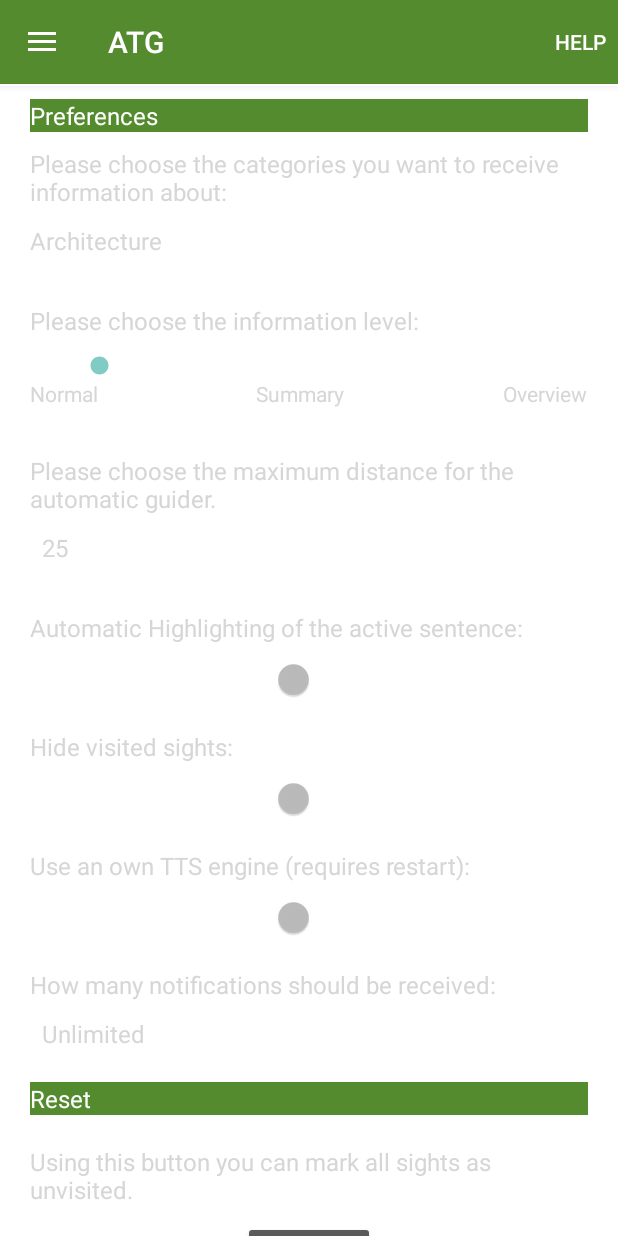
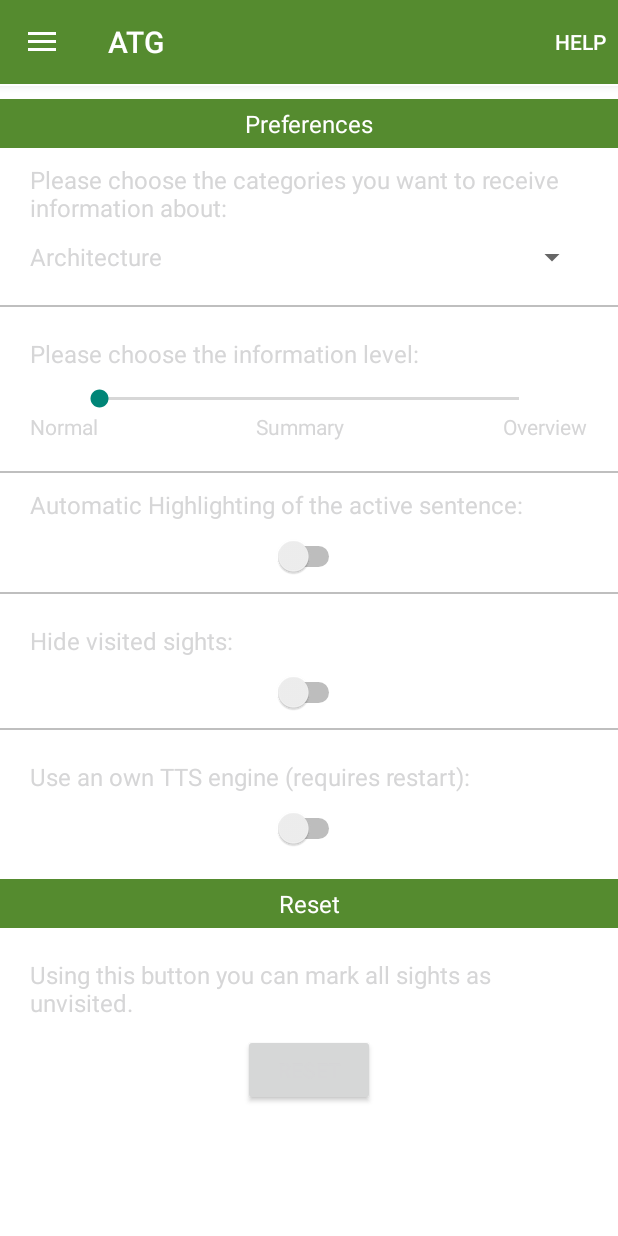
Before and after one commit to Karatekiwi/TouristGuide, an Android app: the fragment SettingsFragment placed in its activity, on a phone screen of 412 x 824 dp. Run offline under Robolectric (Android 15) with nearby library versions, the phone set to English and light mode, and no system bars; libraries missing offline, so code that uses them is left out: com.readystatesoftware.sqliteasset; 15 statements that could not run were skipped.

Commit message:
a lot of refactoring

```diff
--- a/app/src/main/java/at/ac/tuwien/touristguide/SettingsFragment.java
+++ b/app/src/main/java/at/ac/tuwien/touristguide/SettingsFragment.java
@@ -3,27 +3,24 @@ package at.ac.tuwien.touristguide;
 import android.app.Activity;
 import android.app.AlertDialog;
 import android.content.DialogInterface;
-import android.content.res.Resources;
 import android.graphics.Color;
 import android.os.Bundle;
 import android.view.LayoutInflater;
 import android.view.View;
 import android.view.ViewGroup;
-import android.widget.AdapterView;
-import android.widget.AdapterView.OnItemSelectedListener;
-import android.widget.ArrayAdapter;
 import android.widget.Button;
 import android.widget.CompoundButton;
 import android.widget.SeekBar;
 import android.widget.SeekBar.OnSeekBarChangeListener;
-import android.widget.Spinner;
 import android.widget.Switch;
 import android.widget.TextView;
 import android.widget.Toast;
 
 import java.util.ArrayList;
+import java.util.Arrays;
 import java.util.List;
 
+import androidx.annotation.NonNull;
 import androidx.fragment.app.Fragment;
 import at.ac.tuwien.touristguide.db.DatabaseHandler;
 import at.ac.tuwien.touristguide.tools.MultiSelectionSpinner;
@@ -37,29 +34,24 @@ import at.ac.tuwien.touristguide.tools.PoiHolder;
 public class SettingsFragment extends Fragment {
 
     private List<String> categories = new ArrayList<>();
-    private MultiSelectionSpinner spinner_categories;
     private Activity activity;
     private Toast toast;
 
     private boolean initDone;
 
-
-    private String[] items;
-
     @Override
-    public View onCreateView(LayoutInflater inflater, ViewGroup container,
+    public View onCreateView(@NonNull LayoutInflater inflater, ViewGroup container,
                              Bundle savedInstanceState) {
         activity = getActivity();
-        items = getResources().getStringArray(R.array.sf21);
 
         View rootView = inflater.inflate(R.layout.fragment_settings, container, false);
 
         TextView tvCategories = rootView.findViewById(R.id.tv_settingsCategories);
         tvCategories.setText(activity.getString(R.string.sf1));
 
-        spinner_categories = rootView.findViewById(R.id.spinner_categories);
+        MultiSelectionSpinner spinner_categories = rootView.findViewById(R.id.spinner_categories);
         spinner_categories.setContext(activity);
-        initializeCategories();
+        categories.addAll(Arrays.asList(getResources().getStringArray(R.array.sf6)));
 
         spinner_categories.setItems(categories);
 
@@ -116,27 +108,6 @@ public class SettingsFragment extends Fragment {
 
         toast = Toast.makeText(activity, "", Toast.LENGTH_SHORT);
 
-        TextView tvDistance = rootView.findViewById(R.id.tv_settingsDistance);
-        tvDistance.setText(activity.getString(R.string.sf14));
-
-        Spinner spinner_distance = rootView.findViewById(R.id.spinner_settingsDistance);
-        ArrayAdapter<CharSequence> adapter = ArrayAdapter.createFromResource(activity, R.array.sf13, android.R.layout.simple_spinner_item);
-        adapter.setDropDownViewResource(android.R.layout.simple_spinner_dropdown_item);
-        spinner_distance.setAdapter(adapter);
-        spinner_distance.setSelection(getDistanceIndex(DatabaseHandler.getInstance(activity).getDistance()));
-        spinner_distance.setOnItemSelectedListener(new OnItemSelectedListener() {
-
-            @Override
-            public void onItemSelected(AdapterView<?> parent, View view, int position, long id) {
-                DatabaseHandler.getInstance(activity).setDistance(Integer.parseInt(parent.getItemAtPosition(position).toString()));
-            }
-
-            @Override
-            public void onNothingSelected(AdapterView<?> parent) {
-
-            }
-        });
-
         initDone = true;
         rootView.setBackgroundColor(Color.WHITE);
         return rootView;
@@ -154,28 +125,6 @@ public class SettingsFragment extends Fragment {
                 } else {
                     DatabaseHandler.getInstance(activity).setHighlight(0);
                 }
-            }
-        });
-
-        TextView tvNoti = rootView.findViewById(R.id.tv_noti);
-        tvNoti.setText(activity.getString(R.string.sf18));
-
-        Spinner spinner_noti = rootView.findViewById(R.id.spinner_noti);
-
-        ArrayAdapter<String> adapter = new ArrayAdapter<>(activity, android.R.layout.simple_spinner_item, items);
-
-        adapter.setDropDownViewResource(android.R.layout.simple_spinner_dropdown_item);
-        spinner_noti.setAdapter(adapter);
-        spinner_noti.setOnItemSelectedListener(new OnItemSelectedListener() {
-
-            @Override
-            public void onItemSelected(AdapterView<?> parent, View view,
-                                       int position, long id) {
-                DatabaseHandler.getInstance(activity).setNotify(position);
-            }
-
-            @Override
-            public void onNothingSelected(AdapterView<?> parent) {
             }
         });
 
@@ -215,25 +164,6 @@ public class SettingsFragment extends Fragment {
         }
         if (DatabaseHandler.getInstance(activity).getUseOwnTTS() == 1) {
             switchBtn4.setChecked(true);
-        }
-        spinner_noti.setSelection(DatabaseHandler.getInstance(activity).getNotify());
-    }
-
-    private int getDistanceIndex(int distance) {
-        String[] distances = getResources().getStringArray(R.array.sf13);
-
-        for (int i = 0; i < distances.length; i++) {
-            if (Integer.parseInt(distances[i]) == distance)
-                return i;
-        }
-
-        return -1;
-    }
-
-    private void initializeCategories() {
-        Resources res = getResources();
-        for (String category : res.getStringArray(R.array.sf6)) {
-            categories.add(category);
         }
     }
 
@@ -275,4 +205,5 @@ public class SettingsFragment extends Fragment {
         }
     };
 
+
 }
--- a/app/src/main/java/at/ac/tuwien/touristguide/summarizer/Utilities.java
+++ b/app/src/main/java/at/ac/tuwien/touristguide/summarizer/Utilities.java
@@ -267,7 +267,7 @@ public class Utilities {
             }
 
             boolean abbrFound = false;
-            for (String abbr : NLPHelper.abbrevations) {
+            for (String abbr : NLPHelper.ABBREVATIONS) {
                 if (splitText[i].endsWith(abbr)) {
                     sentence += splitText[i] + ". ";
                     newSentence = false;
--- a/app/src/main/java/at/ac/tuwien/touristguide/tools/NLPHelper.java
+++ b/app/src/main/java/at/ac/tuwien/touristguide/tools/NLPHelper.java
@@ -2,7 +2,6 @@ package at.ac.tuwien.touristguide.tools;
 
 
 import android.app.Activity;
-import android.content.res.Resources;
 import android.util.Log;
 
 import org.jsoup.Jsoup;
@@ -22,24 +21,17 @@ import at.ac.tuwien.touristguide.summarizer.SimpleSummariser;
 
 /**
  * @author Manu Weilharter
- *         prepares the text of the POI for the TextView
+ * prepares the text of the POI for the TextView
  */
 public class NLPHelper {
 
-    public static List<String> abbrevations = Arrays.asList("hl", "k.u.k", "k.k", "k. k", "K.k", "vgl", " op", "usw", " z", "B", "z.b", "z.B", "bzw", "usw", "cf", "etc", "Dr", "Mag", "Dipl", "Ing", "techn");
-    private List<String> categories = new ArrayList<>();
+    public static final List<String> ABBREVATIONS = Arrays.asList("hl", "k.u.k", "k.k", "k. k", "K.k", "vgl", " op", "usw", " z", "B", "z.b", "z.B", "bzw", "usw", "cf", "etc", "Dr", "Mag", "Dipl", "Ing", "techn");
+
     private Activity activity;
 
     public NLPHelper(Activity activity) {
         this.activity = activity;
-
-        Resources res = activity.getResources();
-
-        for (String cat : res.getStringArray(R.array.sf6)) {
-            categories.add(cat);
-        }
     }
-
 
     public String structureTextForView(List<Section> sections, int infoLevel) {
         String result = "";
@@ -101,7 +93,7 @@ public class NLPHelper {
     }
 
 
-    public String[] getSentences(String text) {
+    private String[] getSentences(String text) {
         // remove html tags not supported by edittext
         text = text.replace("<p>", "").replace("</p>", "");
         text = text.replace("<ul>", "").replace("</ul>", "");
@@ -113,7 +105,7 @@ public class NLPHelper {
         String pattern = "\\. ";
         String[] splitText = text.split(pattern);
 
-        List<String> result = new ArrayList<String>();
+        List<String> result = new ArrayList<>();
 
         if (splitText.length == 1) {
             if (splitText[0].endsWith(".")) {
@@ -143,7 +135,7 @@ public class NLPHelper {
             }
 
             boolean abbrFound = false;
-            for (String abbr : abbrevations) {
+            for (String abbr : ABBREVATIONS) {
                 if (splitText[i].endsWith(abbr)) {
                     sentence += splitText[i] + ". ";
                     newSentence = false;
--- a/app/src/main/res/layout/fragment_settings.xml
+++ b/app/src/main/res/layout/fragment_settings.xml
@@ -14,9 +14,9 @@
             android:id="@+id/tv_header_1"
             android:layout_width="match_parent"
             android:layout_height="wrap_content"
-            android:layout_marginLeft="20sp"
-            android:layout_marginRight="20sp"
             android:layout_marginTop="10sp"
+            android:padding="5dp"
+            android:gravity="center"
             android:background="@color/app_primary"
             android:text="@string/sf16"
             android:textColor="#ffffff"
@@ -38,15 +38,22 @@
             android:layout_width="match_parent"
             android:layout_height="wrap_content"
             android:layout_below="@+id/tv_settingsCategories"
-            android:layout_marginBottom="10sp"
+            android:layout_marginBottom="20sp"
             android:layout_marginLeft="20sp"
             android:layout_marginRight="20sp" />
+
+        <View
+            android:id="@+id/line_1"
+            android:layout_width="fill_parent"
+            android:layout_below="@+id/spinner_categories"
+            android:layout_height="1dip"
+            android:background="@color/gray" />
 
         <TextView
             android:id="@+id/tv_infoLevel"
             android:layout_width="match_parent"
             android:layout_height="wrap_content"
-            android:layout_below="@+id/spinner_categories"
+            android:layout_below="@+id/line_1"
             android:layout_marginBottom="10sp"
             android:layout_marginLeft="20sp"
             android:layout_marginRight="20sp"
@@ -68,6 +75,7 @@
             android:layout_width="fill_parent"
             android:layout_height="fill_parent"
             android:layout_below="@+id/seekBar1"
+            android:layout_marginBottom="20sp"
             android:orientation="horizontal">
 
             <TextView
@@ -91,33 +99,19 @@
                 android:layout_marginRight="20sp" />
         </LinearLayout>
 
-        <TextView
-            android:id="@+id/tv_settingsDistance"
-            android:layout_width="match_parent"
-            android:layout_height="wrap_content"
-            android:layout_below="@+id/seekBar1"
-            android:layout_marginBottom="10sp"
-            android:layout_marginLeft="20sp"
-            android:layout_marginRight="20sp"
-            android:layout_marginTop="50sp"
-            android:textSize="16sp" />
-
-        <Spinner
-            android:id="@+id/spinner_settingsDistance"
+        <View
+            android:id="@+id/line_2"
             android:layout_width="fill_parent"
-            android:layout_height="wrap_content"
-            android:layout_below="@+id/tv_settingsDistance"
-            android:layout_marginBottom="20sp"
-            android:layout_marginLeft="20sp"
-            android:layout_marginRight="20sp" />
-
+            android:layout_below="@+id/linearLayout"
+            android:layout_height="1dip"
+            android:background="@color/gray" />
 
         <!-- Highlight -->
         <TextView
             android:id="@+id/tv_highlight"
             android:layout_width="match_parent"
             android:layout_height="wrap_content"
-            android:layout_below="@+id/spinner_settingsDistance"
+            android:layout_below="@+id/line_2"
             android:layout_marginBottom="10sp"
             android:layout_marginLeft="20sp"
             android:layout_marginRight="20sp"
@@ -130,15 +124,23 @@
             android:layout_height="wrap_content"
             android:layout_below="@+id/tv_highlight"
             android:layout_centerHorizontal="true"
+            android:layout_marginBottom="10sp"
             android:textOff="Off"
             android:textOn="On" />
+
+        <View
+            android:id="@+id/line_3"
+            android:layout_width="fill_parent"
+            android:layout_below="@+id/switchBtn"
+            android:layout_height="1dip"
+            android:background="@color/gray" />
 
         <!-- Hide visited pois -->
         <TextView
             android:id="@+id/tv_hide"
             android:layout_width="match_parent"
             android:layout_height="wrap_content"
-            android:layout_below="@+id/switchBtn"
+            android:layout_below="@+id/line_3"
             android:layout_marginBottom="10sp"
             android:layout_marginLeft="20sp"
             android:layout_marginRight="20sp"
@@ -149,10 +151,18 @@
             android:id="@+id/switchBtn3"
             android:layout_width="wrap_content"
             android:layout_height="wrap_content"
+            android:layout_marginBottom="10sp"
             android:layout_below="@+id/tv_hide"
             android:layout_centerHorizontal="true"
             android:textOff="Off"
             android:textOn="On" />
+
+        <View
+            android:id="@+id/line_4"
+            android:layout_width="fill_parent"
+            android:layout_below="@+id/switchBtn3"
+            android:layout_height="1dip"
+            android:background="@color/gray" />
 
 
         <!-- TTS -->
@@ -160,7 +170,7 @@
             android:id="@+id/tv_tts"
             android:layout_width="match_parent"
             android:layout_height="wrap_content"
-            android:layout_below="@+id/switchBtn3"
+            android:layout_below="@+id/line_4"
             android:layout_marginBottom="10sp"
             android:layout_marginLeft="20sp"
             android:layout_marginRight="20sp"
@@ -177,34 +187,14 @@
             android:textOn="On" />
 
 
-        <!-- Notifications -->
-        <TextView
-            android:id="@+id/tv_noti"
-            android:layout_width="match_parent"
-            android:layout_height="wrap_content"
-            android:layout_below="@+id/switchBtn4"
-            android:layout_marginBottom="10sp"
-            android:layout_marginLeft="20sp"
-            android:layout_marginRight="20sp"
-            android:layout_marginTop="20sp"
-            android:textSize="16sp" />
-
-        <Spinner
-            android:id="@+id/spinner_noti"
-            android:layout_width="match_parent"
-            android:layout_height="match_parent"
-            android:layout_below="@+id/tv_noti"
-            android:layout_marginLeft="20sp"
-            android:layout_marginRight="20sp" />
-
         <TextView
             android:id="@+id/tv_header_2"
             android:layout_width="match_parent"
             android:layout_height="wrap_content"
-            android:layout_below="@+id/spinner_noti"
-            android:layout_marginLeft="20sp"
-            android:layout_marginRight="20sp"
+            android:layout_below="@+id/switchBtn4"
             android:layout_marginTop="20sp"
+            android:gravity="center"
+            android:padding="5dp"
             android:background="@color/app_primary"
             android:text="@string/sf15"
             android:textColor="#ffffff"
--- a/app/src/main/res/values/strings.xml
+++ b/app/src/main/res/values/strings.xml
@@ -131,17 +131,6 @@
     <string name="sf11">Are you sure you want to reset the data? All visited POIs will be marked unvisited again.</string>
     <string name="sf12">Success! Data has been reset!</string>
 
-    <string-array name="sf13">
-        <item>25</item>
-        <item>50</item>
-        <item>100</item>
-        <item>250</item>
-        <item>500</item>
-        <item>1000</item>
-        <item>2500</item>
-        <item>5000</item>
-    </string-array>
-
     <string name="sf14">Please choose the maximum distance for the automatic guider.</string>
     <string name="sf15">Reset</string>
     <string name="sf16">Preferences</string>
@@ -149,13 +138,6 @@
     <string name="sf18">How many notifications should be received:</string>
     <string name="sf19">Hide visited sights:</string>
     <string name="sf20">Use an own TTS engine (requires restart):</string>
-    <string-array name="sf21">
-        <item>Unlimited</item>
-        <item>1 per Minute</item>
-        <item>1 per &#189; Hour</item>
-        <item>1 per Hour</item>
-        <item>None</item>
-    </string-array>
 
     <!-- UpdateFragment Class -->
     <string name="uf1">You can update your application manually with this button. An internet connection is required.</string>
--- a/app/src/main/res/values/styles.xml
+++ b/app/src/main/res/values/styles.xml
@@ -1,7 +1,7 @@
 <resources>
 
     <!-- Base application theme. -->
-    <style name="ATGTheme" parent="Theme.AppCompat">
+    <style name="ATGTheme" parent="Theme.AppCompat.Light.DarkActionBar">
         <!-- Customize your theme here. -->
         <item name="actionBarStyle">@style/MyActionBarStyle</item>
         <item name="android:activatedBackgroundIndicator">@drawable/drawer_layout</item>
```
Also changed, not shown: app/src/main/res/drawable-xxhdpi/atg_logo_large.png, app/src/main/res/drawable-xxhdpi/elv_arrow.png (deleted), app/src/main/res/drawable-xxhdpi/elv_arrow_r.png (deleted), app/src/main/res/drawable-xxhdpi/guide.jpg (deleted), app/src/main/res/drawable-xxhdpi/overlay.png (deleted), 1 other file.
